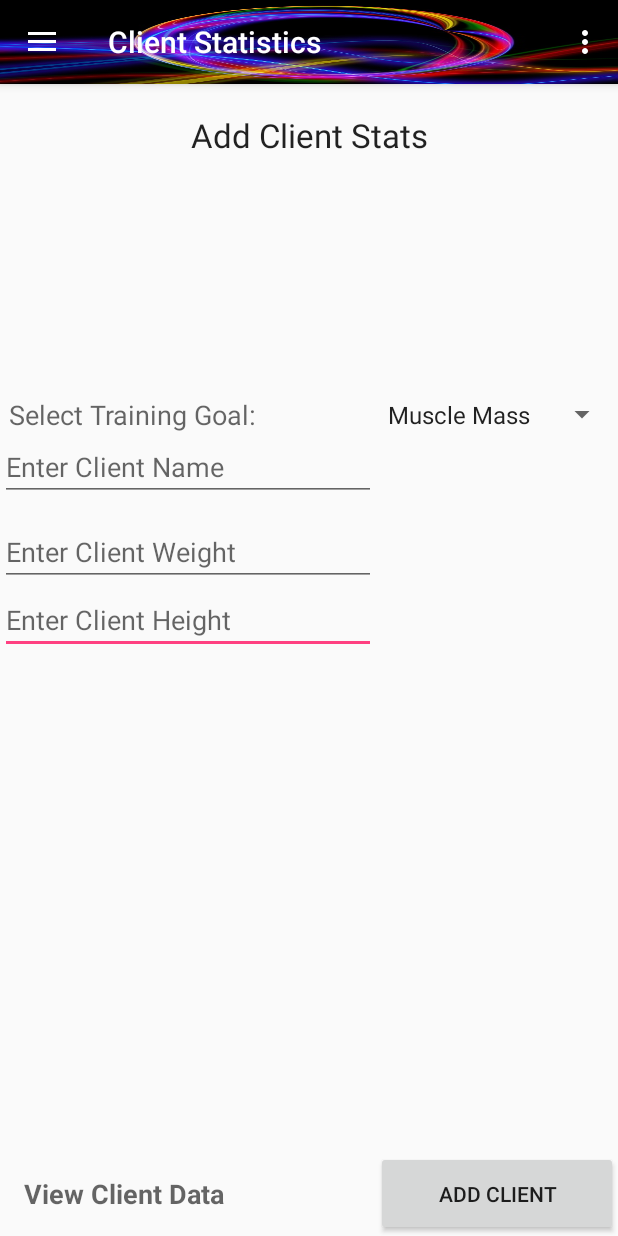
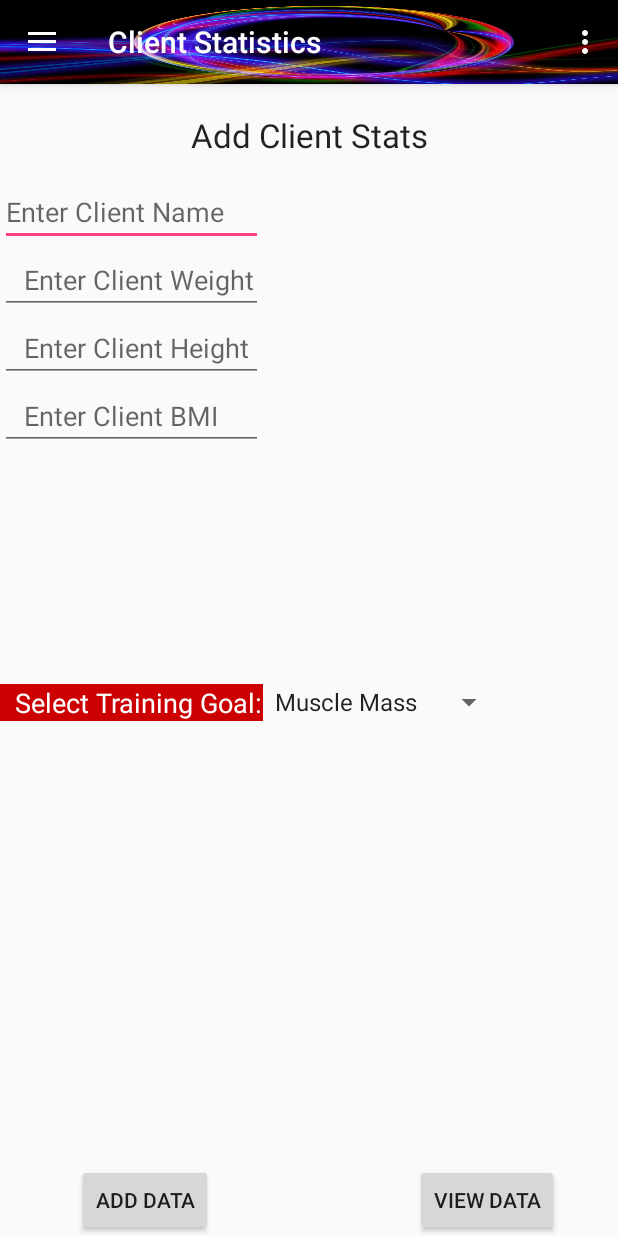
Before and after one commit to carylstuart77/MyTrainerAndI, an Android app: the screen it shows after launch (MainActivity), in the side drawer, after a tap on "Client Stats", on a phone screen of 412 x 824 dp. Run offline under Robolectric (Android 15) with nearby library versions, the phone set to English and light mode, and no system bars.

Commit message:
Modified calender view and modified layout.

```diff
--- a/app/src/main/res/layout/client4.xml
+++ b/app/src/main/res/layout/client4.xml
@@ -5,37 +5,6 @@
   android:layout_width="match_parent"
   android:layout_height="match_parent"
   >
-
-
-  <EditText
-    android:id="@+id/editTextHeight"
-    android:layout_width="wrap_content"
-    android:layout_height="wrap_content"
-    android:digits="0123456789"
-    android:hint="Enter Client Height"
-    android:inputType="number"
-    android:layout_alignBottom="@+id/linearLayout"
-    android:layout_alignParentStart="true"
-    android:layout_marginBottom="20dp"
-    android:layout_alignEnd="@+id/editTextWeight"/>
-  <EditText
-    android:id="@+id/editTextWeight"
-    android:layout_width="wrap_content"
-    android:layout_height="wrap_content"
-    android:digits="0123456789"
-    android:hint="Enter Client Weight"
-    android:inputType="number"
-    android:layout_above="@+id/editTextHeight"
-    android:layout_alignParentStart="true"
-    android:layout_alignEnd="@+id/editTextName"/>
-  <LinearLayout
-    android:layout_width="match_parent"
-    android:layout_height="wrap_content"
-    android:layout_centerVertical="true"
-    android:orientation="vertical"
-    android:padding="16dp"
-    android:id="@+id/linearLayout">
-  </LinearLayout>
 
   <TextView
     android:id="@+id/textView3"
@@ -47,59 +16,100 @@
     android:text="Add Client Stats"
     android:textAlignment="center"
     android:textAppearance="@style/Base.TextAppearance.AppCompat.Large"/>
+
   <EditText
     android:id="@+id/editTextName"
     android:layout_width="wrap_content"
     android:layout_height="wrap_content"
-    android:layout_marginBottom="11dp"
-    android:layout_above="@+id/editTextWeight"
+    android:hint="Enter Client Name"
+    android:layout_below="@+id/textView3"
     android:layout_alignParentStart="true"
-    android:layout_toStartOf="@+id/spinnerGoal"
-    android:hint="Enter Client Name"/>
+    android:layout_marginTop="14dp"
+    android:layout_alignEnd="@+id/textView4"/>
+
+  <EditText
+    android:id="@+id/editTextWeight"
+    android:layout_width="wrap_content"
+    android:layout_height="wrap_content"
+    android:layout_alignEnd="@+id/editTextName"
+    android:layout_alignParentStart="true"
+    android:layout_below="@+id/editTextName"
+    android:paddingLeft="@dimen/activity_horizontal_margin"
+    android:digits="0123456789"
+    android:hint="Enter Client Weight"
+    android:inputType="number"/>
+
+  <EditText
+    android:id="@+id/editTextHeight"
+    android:layout_width="wrap_content"
+    android:layout_height="wrap_content"
+    android:layout_alignEnd="@+id/editTextWeight"
+    android:layout_alignParentStart="true"
+    android:layout_below="@+id/editTextWeight"
+    android:paddingLeft="@dimen/activity_horizontal_margin"
+    android:digits="0123456789"
+    android:hint="Enter Client Height"
+    android:inputType="number"/>
+  <EditText
+    android:id="@+id/editTextBMI"
+    android:layout_width="wrap_content"
+    android:layout_height="wrap_content"
+    android:layout_alignEnd="@+id/editTextHeight"
+    android:layout_alignParentStart="true"
+    android:layout_below="@+id/editTextHeight"
+    android:paddingLeft="@dimen/activity_horizontal_margin"
+    android:digits="0123456789"
+    android:hint="Enter Client BMI"
+    android:inputType="number"/>
+
+  <LinearLayout
+    android:layout_width="match_parent"
+    android:layout_height="wrap_content"
+    android:layout_centerVertical="true"
+    android:orientation="vertical"
+    android:padding="16dp"
+    android:id="@+id/linearLayout">
+  </LinearLayout>
+
 
   <TextView
     android:id="@+id/textView4"
     android:layout_width="wrap_content"
     android:layout_height="wrap_content"
-    android:paddingLeft="6dp"
+    android:layout_alignParentStart="true"
+    android:layout_below="@+id/linearLayout"
+    android:paddingLeft="10dp"
+    android:background="@android:color/holo_red_dark"
     android:text="Select Training Goal:"
     android:textAppearance="@style/Base.TextAppearance.AppCompat.Medium"
-    android:layout_above="@+id/editTextName"
-    android:layout_alignParentStart="true"
-    android:layout_toStartOf="@+id/spinnerGoal"/>
+    android:textColor="@android:color/background_light"/>
 
   <Spinner
     android:id="@+id/spinnerGoal"
     android:layout_width="wrap_content"
     android:layout_height="wrap_content"
+    android:prompt="@string/goal_prompt"
     android:entries="@array/goal_arrays"
-    android:prompt="@string/goal_prompt"
-    tools:backgroundTint="@android:color/holo_red_dark"
-    android:layout_alignParentEnd="true"
-    android:layout_above="@+id/editTextName"
-    android:layout_alignTop="@+id/textView4"/>
+    android:layout_below="@+id/linearLayout"
+    android:layout_toEndOf="@+id/textView4"/>
 
 
-
-  <TextView
-    android:id="@+id/textViewViewClient"
-    android:textStyle="bold"
+  <Button
+    android:id="@+id/buttonViewClient"
     android:layout_width="wrap_content"
     android:layout_height="wrap_content"
+    android:text="View Data"
+    android:layout_marginEnd="39dp"
     android:layout_alignParentBottom="true"
-    android:padding="16dp"
-    android:text="View Client Data"
-    android:textAlignment="center"
-    android:textAppearance="@style/Base.TextAppearance.AppCompat.Medium"/>
+    android:layout_alignParentEnd="true"/>
   <Button
     android:id="@+id/buttonAddClient"
     android:layout_width="wrap_content"
     android:layout_height="wrap_content"
+    android:text="Add Data"
+    android:layout_marginEnd="33dp"
     android:layout_alignParentBottom="true"
-    android:layout_alignParentEnd="true"
-    android:layout_alignStart="@+id/spinnerGoal"
-    android:layout_alignTop="@+id/textViewViewClient"
-    android:text="Add Client"/>
+    android:layout_toStartOf="@+id/spinnerGoal"/>
 
 
 
--- a/app/src/main/res/values/strings.xml
+++ b/app/src/main/res/values/strings.xml
@@ -5,7 +5,7 @@
   <string name="navigation_drawer_close">Close navigation drawer</string>
 
   <string name="action_settings">Settings</string>
-  <string name="goal_prompt">Choose Workout Goal</string>
+  <string name="goal_prompt">Choose Goal</string>
   <string name="trainer_plan">Trainers Plan for you. </string>
 
   <string-array name="goal_arrays">
```
